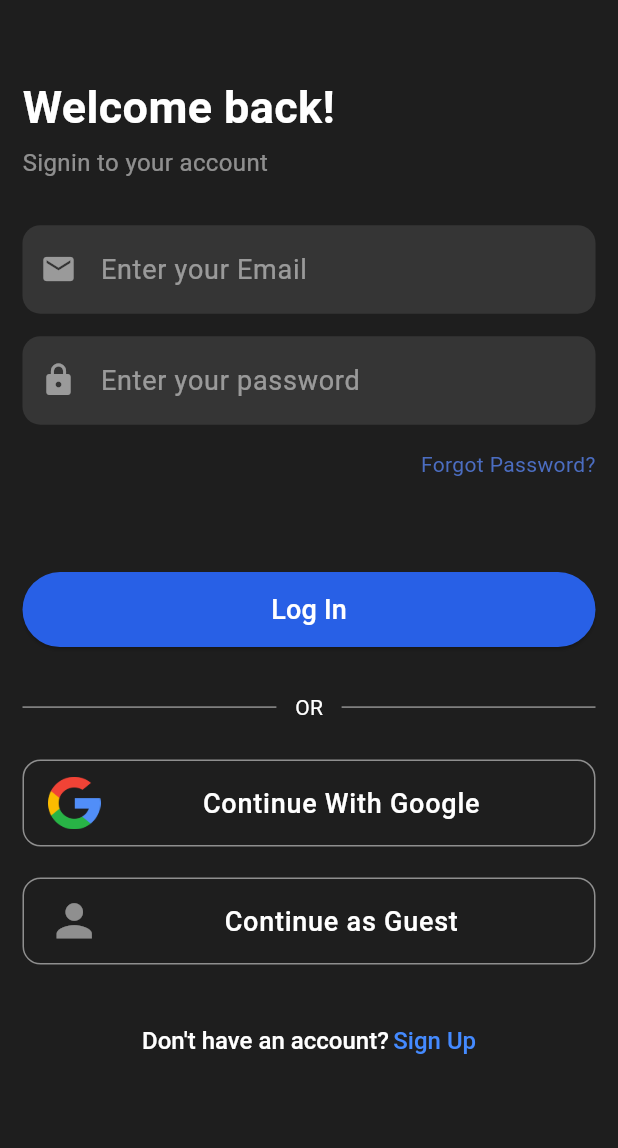
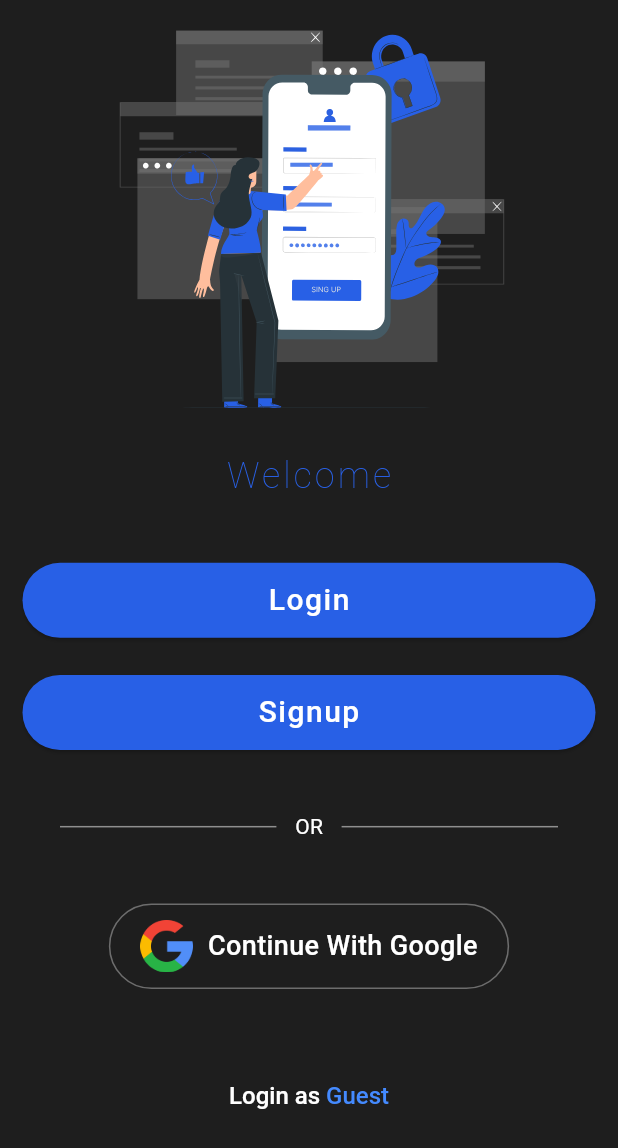
Before and after one commit to MuhammadHasan-Git/DoBits, a Flutter app: the screen it shows after launch, on a phone screen of 412 x 824 dp. Shown: the top 1148 px of the screen. Run offline on Flutter 3.47's test engine with Material 3 defaults, Android fonts, the phone set to English and light mode, and no system bars; our stand-ins replace cloud_firestore, device_info_plus, email_validator, firebase_auth, firebase_core, flutter_svg and 3 more; accounts and stored records are empty.

Commit message:
adjust code and craete login options page.

```diff
--- a/lib/view/authentication/auth.dart
+++ /dev/null
@@ -1,48 +0,0 @@
-import 'package:firebase_auth/firebase_auth.dart';
-import 'package:flutter/material.dart';
-import 'package:get/get.dart';
-import 'package:todo_app/controller/auth_controller.dart';
-import 'package:todo_app/main.dart';
-import 'package:todo_app/view/authentication/login_view.dart';
-import 'package:todo_app/view/authentication/signup_view.dart';
-
-class Auth extends StatelessWidget {
-  const Auth({super.key});
-
-  @override
-  Widget build(BuildContext context) {
-    final authController = Get.put(AuthController());
-    return Obx(
-      () => Scaffold(
-        body: authController.showSignIn.value
-            ? StreamBuilder(
-                stream: FirebaseAuth.instance.authStateChanges(),
-                builder: (BuildContext context, AsyncSnapshot snapshot) {
-                  if (snapshot.connectionState == ConnectionState.none) {
-                    return const Center(child: CircularProgressIndicator());
-                  } else if (snapshot.hasError) {
-                    return const Center(
-                      child: Text("Something Went Wrong!"),
-                    );
-                  }
-                  if (snapshot.hasData) {
-                    return const MyApp();
-                  } else {
-                    return LoginView(toggleView: authController.toggleView);
-                  }
-                },
-              )
-            : StreamBuilder(
-                stream: FirebaseAuth.instance.authStateChanges(),
-                builder: (context, snapshot) {
-                  if (snapshot.hasData) {
-                    return const MyApp();
-                  } else {
-                    return SignupView(toggleView: authController.toggleView);
-                  }
-                },
-              ),
-      ),
-    );
-  }
-}
--- /dev/null
+++ b/lib/view/authentication/login_options.dart
@@ -0,0 +1,156 @@
+import 'package:flutter/gestures.dart';
+import 'package:flutter/material.dart';
+import 'package:flutter_svg/flutter_svg.dart';
+import 'package:get/get.dart';
+import 'package:todo_app/utils/colors.dart';
+import 'package:todo_app/utils/extensions.dart';
+import 'package:todo_app/view/authentication/login_view.dart';
+import 'package:todo_app/view/authentication/signup_view.dart';
+import 'package:todo_app/view/authentication/widgets/google_signin.dart';
+import 'package:todo_app/view/widget/button.dart';
+import '../../controller/auth_controller.dart';
+
+class LoginOptions extends StatelessWidget {
+  final bool? isGuest;
+  const LoginOptions({super.key, this.isGuest = false});
+
+  @override
+  Widget build(BuildContext context) {
+    final authController = Get.put(AuthController());
+    return Scaffold(
+      body: SafeArea(
+        child: Padding(
+          padding: const EdgeInsets.symmetric(horizontal: 15),
+          child: SingleChildScrollView(
+            child: Column(
+              mainAxisAlignment: MainAxisAlignment.start,
+              children: [
+                isGuest!
+                    ? Row(
+                        children: [
+                          IconButton(
+                              onPressed: () => Get.back(),
+                              icon: const Icon(
+                                Icons.close,
+                                color: white,
+                              )),
+                        ],
+                      )
+                    : const SizedBox(),
+                SvgPicture.asset(
+                  'assets/images/login-illustrator.svg',
+                  alignment: Alignment.topCenter,
+                  height: 300,
+                  width: double.infinity,
+                ),
+                const Text(
+                  "Welcome",
+                  style: TextStyle(
+                    color: darkBlue,
+                    letterSpacing: 2,
+                    fontSize: 24,
+                    fontWeight: FontWeight.w100,
+                  ),
+                ),
+                SizedBox(
+                  height: 10.0.wp,
+                ),
+                CustomButton(
+                  text: "Login",
+                  onPressed: () => Get.to(
+                      () => Obx(() => authController.showSignIn.value
+                          ? LoginView(
+                              toggleView: () => authController.toggleView())
+                          : SignupView(
+                              toggleView: () => authController.toggleView())),
+                      transition: Transition.downToUp),
+                ),
+                SizedBox(
+                  height: 6.0.wp,
+                ),
+                CustomButton(
+                  text: "Signup",
+                  onPressed: () => Get.to(
+                      () => Obx(() => authController.showSignIn.value
+                          ? LoginView(
+                              toggleView: () => authController.toggleView())
+                          : SignupView(
+                              toggleView: () => authController.toggleView())),
+                      transition: Transition.downToUp),
+                ),
+                SizedBox(
+                  height: 10.0.wp,
+                ),
+                Row(
+                  children: [
+                    Expanded(
+                        child: Divider(
+                      color: white.withOpacity(0.5),
+                      indent: 25,
+                    )),
+                    SizedBox(
+                      width: 3.0.wp,
+                    ),
+                    const Text(
+                      "OR",
+                      style: TextStyle(color: white),
+                    ),
+                    SizedBox(
+                      width: 3.0.wp,
+                    ),
+                    Expanded(
+                        child: Divider(
+                      color: white.withOpacity(0.5),
+                      endIndent: 25,
+                    )),
+                  ],
+                ),
+                SizedBox(
+                  height: 10.0.wp,
+                ),
+
+                // ),
+                const GoogleSignInButton(),
+                SizedBox(
+                  height: 15.0.wp,
+                ),
+                Center(
+                  child: RichText(
+                    text: TextSpan(
+                      children: [
+                        const TextSpan(
+                          text: "Login as",
+                          style: TextStyle(
+                            fontSize: 16,
+                            fontWeight: FontWeight.w500,
+                            color: white,
+                          ),
+                        ),
+                        const WidgetSpan(
+                          child: SizedBox(width: 4),
+                        ),
+                        TextSpan(
+                          recognizer: TapGestureRecognizer()
+                            ..onTap = () {
+                              final authController = Get.put(AuthController());
+                              authController.toggleView();
+                            },
+                          text: "Guest",
+                          style: const TextStyle(
+                            color: Colors.blueAccent,
+                            fontSize: 16,
+                            fontWeight: FontWeight.w500,
+                          ),
+                        ),
+                      ],
+                    ),
+                  ),
+                ),
+              ],
+            ),
+          ),
+        ),
+      ),
+    );
+  }
+}
--- a/lib/view/authentication/login_view.dart
+++ b/lib/view/authentication/login_view.dart
@@ -1,5 +1,3 @@
-import 'dart:developer';
-
 import 'package:firebase_auth/firebase_auth.dart';
 import 'package:flutter/gestures.dart';
 import 'package:flutter/material.dart';
@@ -9,12 +7,12 @@ import 'package:todo_app/controller/user_controller.dart';
 import 'package:todo_app/main.dart';
 import 'package:todo_app/utils/colors.dart';
 import 'package:todo_app/utils/extensions.dart';
+import 'package:todo_app/view/authentication/widgets/google_signin.dart';
 import 'package:todo_app/view/authentication/widgets/text_field.dart';
-import 'package:todo_app/view/home_page.dart';
 import 'package:todo_app/view/widget/button.dart';
 
 class LoginView extends StatelessWidget {
-  final Function toggleView;
+  final Function? toggleView;
   const LoginView({super.key, required this.toggleView});
 
   @override
@@ -25,9 +23,22 @@ class LoginView extends StatelessWidget {
     final passController = TextEditingController();
     final _formKey = GlobalKey<FormState>();
     return Scaffold(
-      body: Padding(
-        padding:
-            const EdgeInsets.only(top: 50, left: 15, right: 15, bottom: 10),
+      body: StreamBuilder(
+          stream: FirebaseAuth.instance.authStateChanges(),
+          builder: (BuildContext context, AsyncSnapshot snapshot) {
+            if (snapshot.connectionState == ConnectionState.none) {
+              return const Center(child: CircularProgressIndicator());
+            } else if (snapshot.hasError) {
+              return const Center(
+                child: Text("Something Went Wrong!"),
+              );
+            }
+            if (snapshot.hasData) {
+              return const MyApp();
+            } else {
+              return Padding(
+                padding: const EdgeInsets.only(
+                    top: 50, left: 15, right: 15, bottom: 10),
                 child: SingleChildScrollView(
                   child: SafeArea(
                     child: Form(
@@ -92,8 +103,9 @@ class LoginView extends StatelessWidget {
                                             : Icons.visibility_off,
                                         size: 25,
                                       ),
-                              onPressed: () => authController.isVisibleLogin
-                                  .value = !authController.isVisibleLogin.value,
+                                      onPressed: () => authController
+                                              .isVisibleLogin.value =
+                                          !authController.isVisibleLogin.value,
                                     ),
                               validator: (String? value) {
                                 return authController.passValidator(value);
@@ -151,107 +163,14 @@ class LoginView extends StatelessWidget {
                           const SizedBox(
                             height: 25,
                           ),
-                  ListTile(
-                    onTap: () async {
-                      try {
-                        showDialog(
-                            context: context,
-                            barrierDismissible: false,
-                            builder: (context) => Column(
-                                  mainAxisAlignment: MainAxisAlignment.center,
-                                  crossAxisAlignment: CrossAxisAlignment.center,
-                                  children: [
-                                    const CircularProgressIndicator(
-                                      color: darkBlue,
-                                    ),
-                                    SizedBox(
-                                      height: 3.0.wp,
-                                    ),
-                                    const Text(
-                                      "Processing...",
-                                      style: TextStyle(color: blue),
-                                    )
-                                  ],
-                                ));
-                        final user = await userController.loginWithGoogle();
-                        if (user != null) {
-                          userController.createUser(
-                              user.displayName!, user.email!);
-                          Get.to(() => const HomePage());
-                        } else {}
-                      } on FirebaseAuthException catch (error) {
-                        log(error.message.toString());
-                        if (error.code ==
-                            'account-exists-with-different-credential') {
-                          Get.showSnackbar(
-                            const GetSnackBar(
-                              message:
-                                  'The account already exists with a different credential',
-                              title: "Failed to Sign in with Google",
-                              duration: Duration(seconds: 2),
-                            ),
-                          );
-                        } else if (error.code == 'invalid-credential') {
-                          Get.showSnackbar(
-                            const GetSnackBar(
-                              message:
-                                  'Error occurred while accessing credentials. Try again.',
-                              title: "Failed to Sign in with Google",
-                              duration: Duration(seconds: 2),
-                            ),
-                          );
-                        } else {
-                          Get.showSnackbar(
-                            GetSnackBar(
-                              message: error.message,
-                              title: "Failed to Sign in with Google",
-                              duration: const Duration(seconds: 2),
-                            ),
-                          );
-                        }
-                      } catch (error) {
-                        log(error.toString());
-                        Get.showSnackbar(
-                          const GetSnackBar(
-                            message:
-                                'Error occurred using Google Sign In. Try again.',
-                            title: "Failed to Sign in with Google",
-                            duration: Duration(seconds: 2),
-                          ),
-                        );
-                      }
-
-                      navigatorKey.currentState!
-                          .popUntil((route) => route.isFirst);
-                    },
-                    shape: OutlineInputBorder(
-                      borderRadius: BorderRadius.circular(12),
-                      borderSide: BorderSide(
-                        color: white.withOpacity(0.5),
-                      ),
-                    ),
-                    title: const Center(
-                      child: Text(
-                        "Continue With Google",
-                        style: TextStyle(
-                          fontSize: 18,
-                          fontWeight: FontWeight.w500,
-                          color: white,
-                        ),
-                      ),
-                    ),
-                    leading: Image.asset(
-                      "assets/images/google_logo.png",
-                      fit: BoxFit.cover,
-                      width: 35,
-                      height: 35,
-                    ),
-                  ),
+                          const GoogleSignInButton(),
                           SizedBox(
                             height: 5.0.wp,
                           ),
                           ListTile(
-                    onTap: () => userController.signInAnon(context).then((value) => null),
+                            onTap: () => userController
+                                .signInAnon(context)
+                                .then((value) => null),
                             shape: OutlineInputBorder(
                               borderRadius: BorderRadius.circular(12),
                               borderSide: BorderSide(
@@ -315,7 +234,9 @@ class LoginView extends StatelessWidget {
                     ),
                   ),
                 ),
-      ),
+              );
+            }
+          }),
     );
   }
 }
--- /dev/null
+++ b/lib/view/authentication/widgets/google_signin.dart
@@ -0,0 +1,52 @@
+import 'package:flutter/material.dart';
+import 'package:get/get.dart';
+import 'package:todo_app/utils/colors.dart';
+
+import '../../../controller/user_controller.dart';
+
+class GoogleSignInButton extends StatelessWidget {
+  const GoogleSignInButton({super.key});
+
+  @override
+  Widget build(BuildContext context) {
+    final userController = Get.put(UserController());
+    return Center(
+      child: FittedBox(
+        child: InkWell(
+          borderRadius: BorderRadius.circular(30),
+          onTap: () => userController.loginWithGoogle(context),
+          child: Container(
+            padding: const EdgeInsets.symmetric(vertical: 10, horizontal: 20),
+            decoration: BoxDecoration(
+                border: Border.all(
+                  color: white.withOpacity(0.35),
+                ),
+                borderRadius: BorderRadius.circular(30)),
+            child: Row(
+              mainAxisAlignment: MainAxisAlignment.center,
+              children: [
+                Image.asset(
+                  "assets/images/google_logo.png",
+                  fit: BoxFit.cover,
+                  width: 35,
+                  height: 35,
+                ),
+                const SizedBox(
+                  width: 10,
+                ),
+                const Text(
+                  "Continue With Google",
+                  style: TextStyle(
+                    fontSize: 18,
+                    fontWeight: FontWeight.w500,
+                    color: white,
+                  ),
+                ),
+              ],
+            ),
+          ),
+        ),
+      ),
+    );
+  }
+}
--- a/lib/view/widget/button.dart
+++ b/lib/view/widget/button.dart
@@ -22,7 +22,11 @@ class CustomButton extends StatelessWidget {
         onPressed: onPressed,
         child: Text(
           text,
-          style: const TextStyle(color: white, fontSize: 18),
+          style: const TextStyle(
+            color: white,
+            fontSize: 20,
+            letterSpacing: 1,
+          ),
         ),
       ),
     );
--- a/pubspec.yaml
+++ b/pubspec.yaml
@@ -43,6 +43,7 @@ dependencies:
   google_sign_in: ^6.2.1
   device_info_plus: ^9.1.2
   fluttertoast: ^8.2.4
+  flutter_svg: ^2.0.9
   # device_info_plus: 3.2.4
 
 dev_dependencies:
```
Also changed, not shown: lib/controller/task_controller.dart (+7 -5 lines), lib/controller/user_controller.dart (+68 -6 lines), lib/main.dart (+19 -2 lines), lib/view/authentication/signup_view.dart (+22 -110 lines), lib/view/widget/category.dart (+20 -1 lines), assets/images/login-illustrator.svg (added), pubspec.lock. Lines whose indentation alone changed are shown as unchanged.
